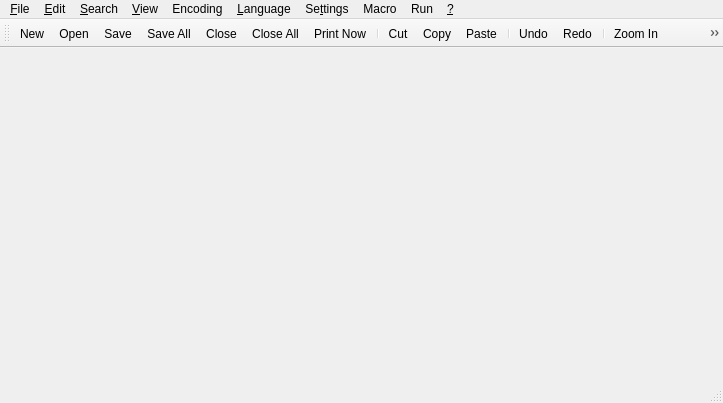
This is src/ui/mainwindow.ui in notepadqq/notepadqq as Qt 5 draws it before an edit. The edited form follows.
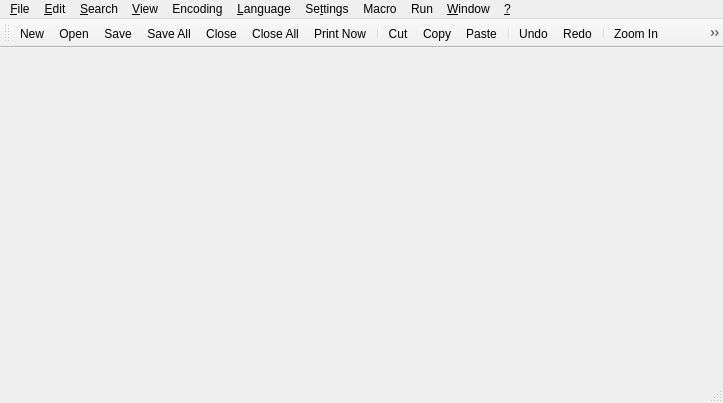
This is the edited form. Icons and pictures are not drawn.

Commit message: Support for more than one window

What changed in the file:
```diff
--- a/src/ui/mainwindow.ui
+++ b/src/ui/mainwindow.ui
@@ -245,6 +245,12 @@
     <addaction name="separator"/>
     <addaction name="actionModify_Shortcut_Delete_Command"/>
    </widget>
+   <widget class="QMenu" name="menu_Window">
+    <property name="title">
+     <string>&amp;Window</string>
+    </property>
+    <addaction name="actionOpen_a_New_Window"/>
+   </widget>
    <addaction name="menu_File"/>
    <addaction name="menu_Edit"/>
    <addaction name="menu_Search"/>
@@ -254,6 +260,7 @@
    <addaction name="menuSe_ttings"/>
    <addaction name="menuMacro"/>
    <addaction name="menuRun"/>
+   <addaction name="menu_Window"/>
    <addaction name="menu"/>
   </widget>
   <widget class="QToolBar" name="mainToolBar">
```
Left out of the diff: 5 changed lines with no effect on the pictures. The commit also changes 3 other files.
